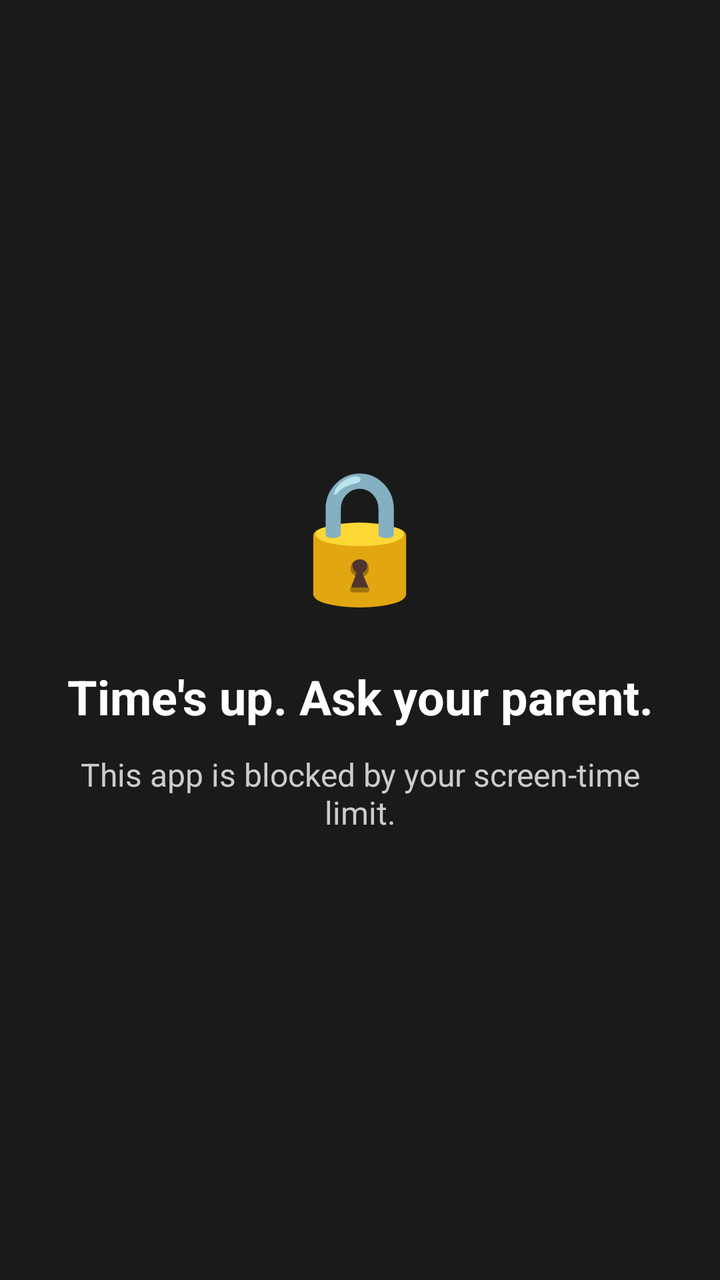
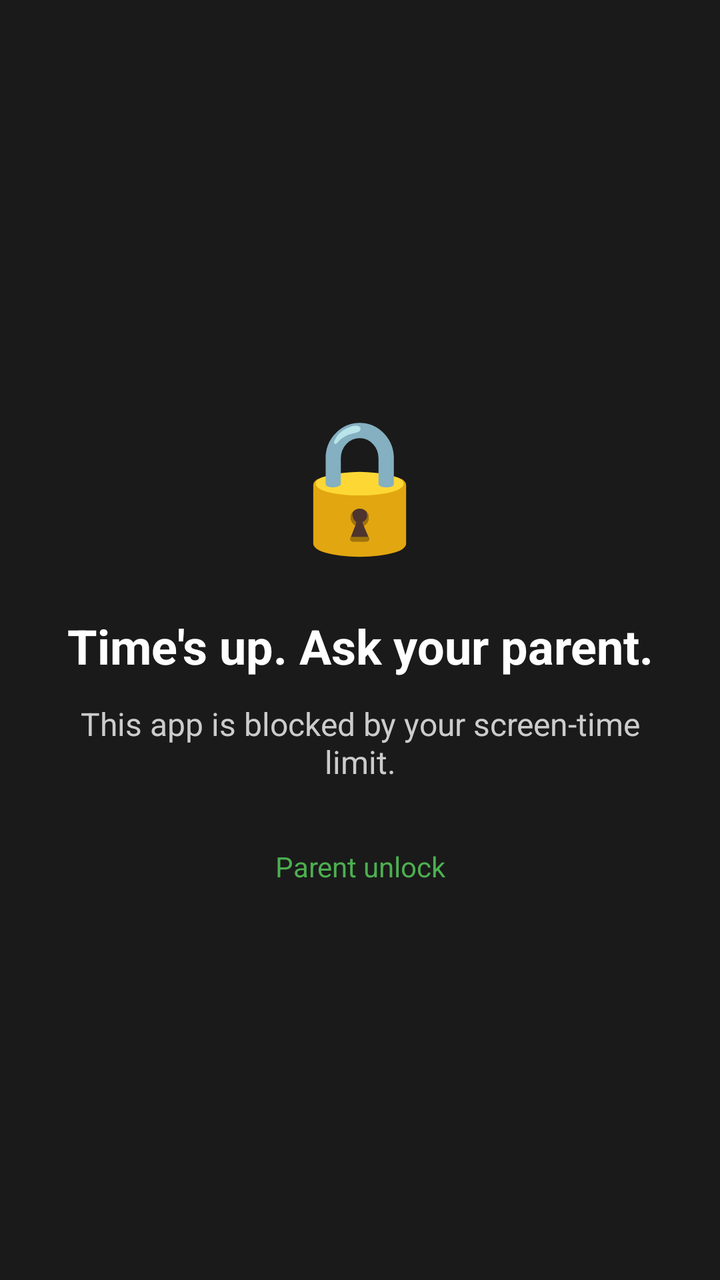

The first picture is an Android layout as it rendered before a commit; the second is the same layout after the commit. The layout source and the unified diff follow.
<!-- AndroidManifest.xml: activity theme LaunchTheme -->
<!-- res/layout/activity_lock.xml -->
<?xml version="1.0" encoding="utf-8"?>
<FrameLayout xmlns:android="http://schemas.android.com/apk/res/android"
    android:layout_width="match_parent"
    android:layout_height="match_parent"
    android:background="#1a1a1a">

    <LinearLayout
        android:layout_width="match_parent"
        android:layout_height="match_parent"
        android:gravity="center"
        android:orientation="vertical"
        android:padding="24dp">

        <TextView
            android:layout_width="wrap_content"
            android:layout_height="wrap_content"
            android:text="🔒"
            android:textSize="64sp" />

        <TextView
            android:layout_width="wrap_content"
            android:layout_height="wrap_content"
            android:layout_marginTop="24dp"
            android:gravity="center"
            android:text="@string/lock_title"
            android:textColor="@android:color/white"
            android:textSize="24sp"
            android:textStyle="bold" />

        <TextView
            android:layout_width="wrap_content"
            android:layout_height="wrap_content"
            android:layout_marginTop="12dp"
            android:gravity="center"
            android:text="@string/lock_message"
            android:textColor="#cccccc"
            android:textSize="16sp" />

    </LinearLayout>

</FrameLayout>
<!-- resources referenced by this layout -->
<resources>
  <string name="lock_message">This app is blocked by your screen-time limit.</string>
  <string name="lock_title">Time\'s up. Ask your parent.</string>
  <style name="LaunchTheme" parent="@android:style/Theme.Light.NoTitleBar">
          
          <item name="android:windowBackground">@drawable/launch_background</item>
      </style>
  <!-- drawable launch_background (drawable) -->
  <?xml version="1.0" encoding="utf-8"?>
  <layer-list xmlns:android="http://schemas.android.com/apk/res/android">
      <item android:drawable="@android:color/white" />
  
      
      
  </layer-list>
</resources>

<!-- the commit's change to res/layout/activity_lock.xml (unified diff, before → after) -->
@@ -36,6 +36,15 @@
             android:textColor="#cccccc"
             android:textSize="16sp" />
 
+        <Button
+            android:id="@+id/btn_parent_unlock"
+            android:layout_width="wrap_content"
+            android:layout_height="wrap_content"
+            android:layout_marginTop="32dp"
+            android:text="@string/lock_parent_unlock"
+            android:textColor="#4caf50"
+            android:background="@android:color/transparent" />
+
     </LinearLayout>
 
 </FrameLayout>
<!-- resource entries referenced after the edit -->
@@ -1,6 +1,7 @@
 <!-- resources referenced by this layout -->
 <resources>
   <string name="lock_message">This app is blocked by your screen-time limit.</string>
+  <string name="lock_parent_unlock">Parent unlock</string>
   <string name="lock_title">Time\'s up. Ask your parent.</string>
   <style name="LaunchTheme" parent="@android:style/Theme.Light.NoTitleBar">
           
